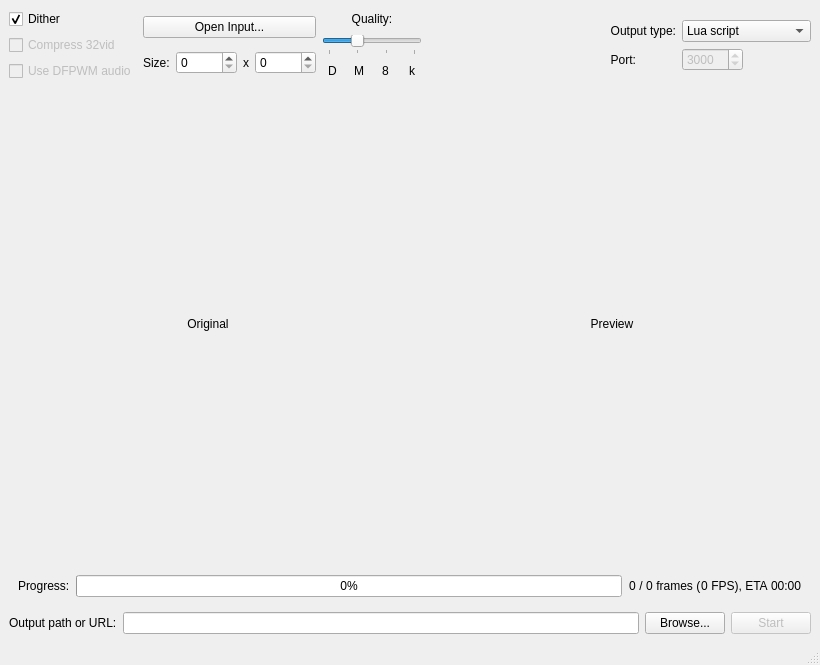
First picture: the form in mainwindow.ui, repository MCJack123/sanjuuni-ui, before the edit.
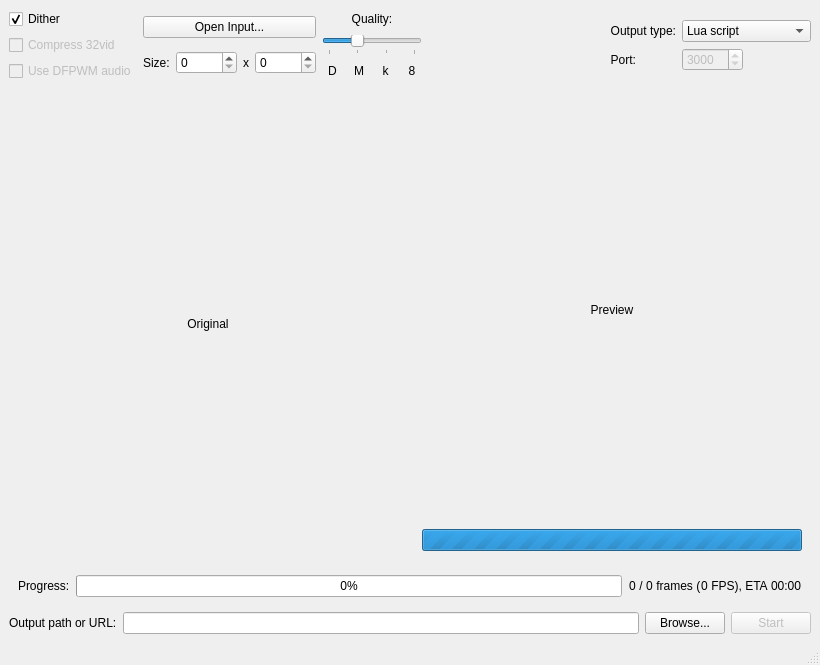
Second picture: the form after the edit. Custom widgets are drawn as their Qt base class.

Commit message: Swapped 8/k, added loading bar for preview

```diff
--- a/mainwindow.ui
+++ b/mainwindow.ui
@@ -35,7 +35,7 @@
      </widget>
     </item>
     <item row="2" column="0" colspan="4">
-     <layout class="QHBoxLayout" name="horizontalLayout" stretch="1,1">
+     <layout class="QHBoxLayout" name="horizontalLayout" stretch="1,0">
       <property name="sizeConstraint">
        <enum>QLayout::SetDefaultConstraint</enum>
       </property>
@@ -74,6 +74,24 @@
        </widget>
       </item>
       <item>
+       <widget class="QWidget" name="verticalWidget" native="true">
+        <property name="sizePolicy">
+         <sizepolicy hsizetype="Preferred" vsizetype="Minimum">
+          <horstretch>1</horstretch>
+          <verstretch>100</verstretch>
+         </sizepolicy>
+        </property>
+        <property name="minimumSize">
+         <size>
+          <width>1</width>
+          <height>100</height>
+         </size>
+        </property>
+        <layout class="QVBoxLayout" name="verticalLayout_4">
+         <property name="sizeConstraint">
+          <enum>QLayout::SetDefaultConstraint</enum>
+         </property>
+         <item>
        <widget class="ResizeLabel" name="newImage">
         <property name="sizePolicy">
          <sizepolicy hsizetype="Preferred" vsizetype="Minimum">
@@ -98,6 +116,22 @@
         </property>
        </widget>
       </item>
+         <item>
+          <widget class="QProgressBar" name="loadingPreview">
+           <property name="enabled">
+            <bool>true</bool>
+           </property>
+           <property name="maximum">
+            <number>0</number>
+           </property>
+           <property name="value">
+            <number>0</number>
+           </property>
+          </widget>
+         </item>
+        </layout>
+       </widget>
+      </item>
      </layout>
     </item>
     <item row="2" column="4">
@@ -299,19 +333,6 @@
             </property>
            </widget>
           </item>
-          <item>
-           <widget class="QLabel" name="label_9">
-            <property name="toolTip">
-             <string>Octree quantization</string>
-            </property>
-            <property name="text">
-             <string>8</string>
-            </property>
-            <property name="alignment">
-             <set>Qt::AlignCenter</set>
-            </property>
-           </widget>
-          </item>
           <item>
            <widget class="QLabel" name="label_8">
             <property name="toolTip">
@@ -325,6 +346,19 @@
             </property>
            </widget>
           </item>
+          <item>
+           <widget class="QLabel" name="label_9">
+            <property name="toolTip">
+             <string>Octree quantization</string>
+            </property>
+            <property name="text">
+             <string>8</string>
+            </property>
+            <property name="alignment">
+             <set>Qt::AlignCenter</set>
+            </property>
+           </widget>
+          </item>
          </layout>
         </item>
        </layout>
```
Lines whose indentation alone changed are shown as unchanged. The commit also changes 3 other files.
